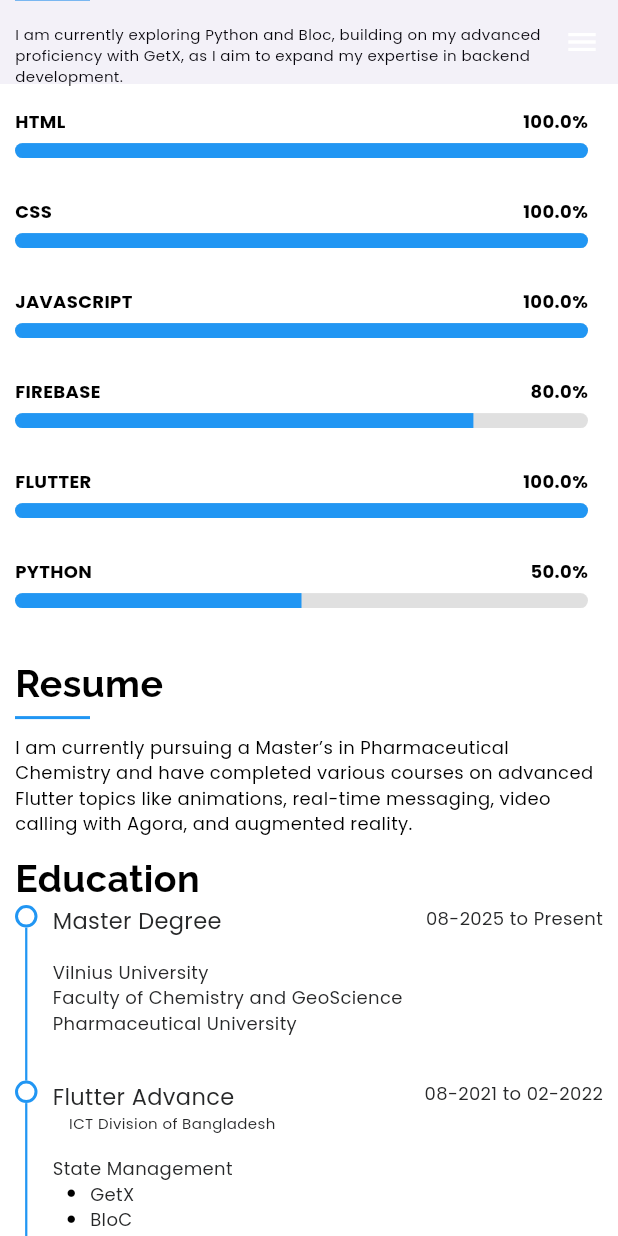
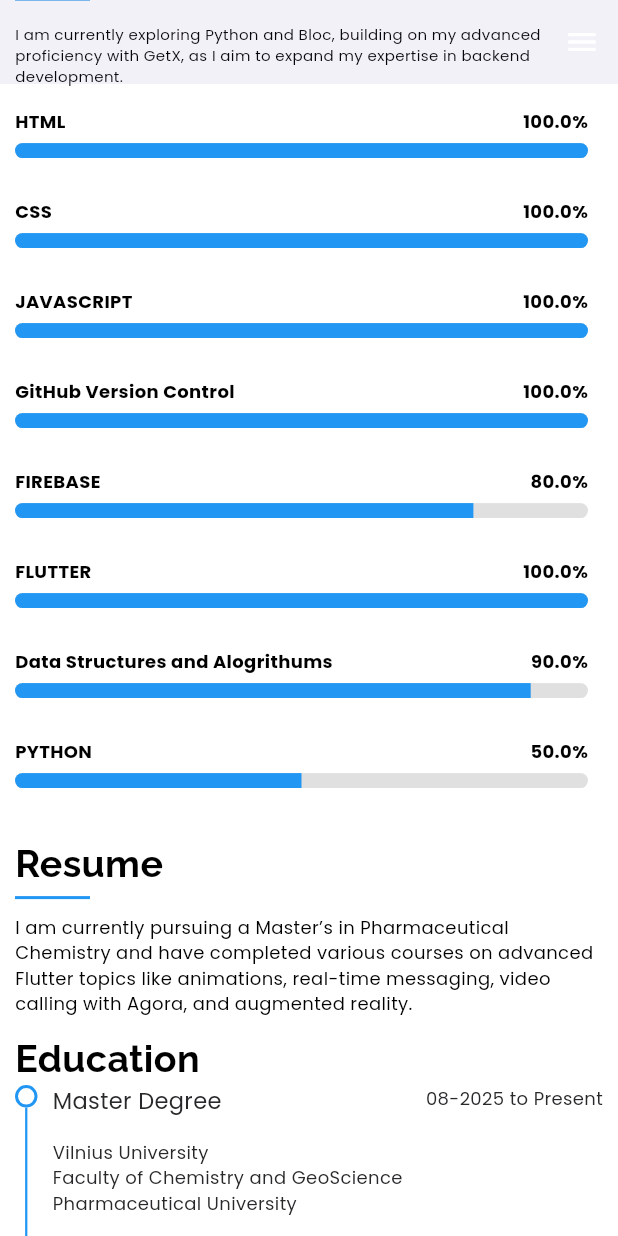
Before and after one commit to riadulIslam008/portfolio, a Flutter app: the screen it shows after launch, scrolled down 1728 dp, on a phone screen of 412 x 824 dp. Run offline on Flutter 3.47's test engine with Material 3 defaults, Android fonts, the phone set to English and light mode, and no system bars; drawn by our look-alikes of auto_size_text; our stand-ins replace animated_text_kit, cached_network_image, carousel_slider, font_awesome_flutter, google_fonts, visibility_detector and 1 more; missing offline and left inert: twemoji; network calls fail.

Commit message:
Form Validation, Email Send, Flutter Bignner Course Added and readme File Implemented

```diff
--- a/lib/Config/social_media_icons.dart
+++ b/lib/Config/social_media_icons.dart
@@ -37,8 +37,8 @@ final List<IconsObject> socialMediaIcons = [
     },
   ),
   IconsObject(
-    iconName: FontAwesomeIcons.instagram,
-    iconColor: const Color(0xFFE1306C),
+    iconName: FontAwesomeIcons.whatsapp,
+    iconColor: const Color(0xFF25D366),
     onTap: () => ClickedFunction().openWhatsAppProfile(),
   ),
   IconsObject(
--- a/lib/Config/text_string.dart
+++ b/lib/Config/text_string.dart
@@ -29,8 +29,10 @@ const List<Map<String, double>> skillProgressSectionName = [
   {"HTML": 1},
   {"CSS": 1},
   {"JAVASCRIPT": 1},
+  {"GitHub Version Control": 1},
   {"FIREBASE": .8},
   {"FLUTTER": 1},
+  {"Data Structures and Alogrithums": .9},
   {"PYTHON": .5},
 ];
 
@@ -49,6 +51,7 @@ const List universityEduction = [
 const String resume = "Resume";
 const String education = "Education";
 
+///// FULTTER ADVANCE COURSE DETAILS///////
 const Map<String, dynamic> flutterAdvanceTopics = {
   "Heading": "Flutter Advance",
 
@@ -70,7 +73,35 @@ const Map<String, dynamic> flutterAdvanceTopics = {
   "Local Storage": ["SQLite", "get storage", "Hive"],
 };
 
-const String flutterLearningPeriod = "08-2021 to 02-2022";
+const String flutterAdvanceLearningPeriod = "02-2022 to 08-2022";
+
+///// FULTTER BIGNNER COURSE DETAILS///////
+const String flutterBingnnerLearningPeriod = "08-2021 to 11-2021";
+const Map<String, dynamic> flutterBignnerCousre = {
+  "Heading": "Flutter Bignner",
+  "Organization": "Tech Solution BD",
+  "Dart Introduction": [
+    "Variables",
+    "Data Types",
+    "Control Flow",
+    "Basic Object-oriented Programming",
+  ],
+  "Flutter Widgets": [
+    "Scaffold",
+    "Text",
+    "Image",
+    "ListView",
+    "Column",
+    "Row",
+    "Stack and More",
+  ],
+  "Layouts and UI": [
+    "Container",
+    "TextField and TextFormField",
+    "Navigation",
+    "Set State and More",
+  ],
+};
 
 //PROJECT SECTION
 const String project = "Projects";
@@ -128,3 +159,9 @@ const String hintTextForEmail = "Your Email";
 const String hintTextForSubject = "Email Subject";
 const String hintTextForMessage = "Write Your Meassge";
 const String sendFeedback = "Send Feedback";
+
+/// ERROR MESSAGE FOR FEEDBACK SECTION
+const String nameErrorMessage = "Use your correct name";
+const String emailErrorMessage = "Use your correct Email";
+const String subjectErrorMessage = "Subject can't be empty";
+const String messageBoxErrorMessage = "Write something";
--- a/lib/widgets/Resume/flutter_advance_course_section.dart
+++ b/lib/widgets/Resume/flutter_course_section.dart
@@ -1,11 +1,15 @@
 import 'package:flutter/material.dart';
 import 'package:font_awesome_flutter/font_awesome_flutter.dart';
 import 'package:portfolio_app/Config/flexible_text.dart';
-import 'package:portfolio_app/Config/text_string.dart';
 import 'package:portfolio_app/widgets/Resume/horizontal_line.dart';
 
-class FlutterAdvanceCourseDetailsSection extends StatelessWidget {
-  const FlutterAdvanceCourseDetailsSection({super.key});
+class FlutterCourseDetailsSection extends StatelessWidget {
+  final Map flutterTopics;
+  final String flutterLearningPeriod;
+  const FlutterCourseDetailsSection({
+    super.key,
+    required this.flutterTopics, required this.flutterLearningPeriod,
+  });
 
   @override
   Widget build(BuildContext context) {
@@ -17,7 +21,7 @@ class FlutterAdvanceCourseDetailsSection extends StatelessWidget {
           SizedBox(width: 10),
           Column(
             crossAxisAlignment: CrossAxisAlignment.start,
-            children: flutterAdvanceTopics.entries.map((entry) {
+            children: flutterTopics.entries.map((entry) {
               final key = entry.key;
               final value = entry.value;
 
@@ -44,7 +48,7 @@ class FlutterAdvanceCourseDetailsSection extends StatelessWidget {
                         ),
                       ],
                     )
-                  : (value == "Flutter Advance")
+                  : (key == "Heading")
                   ? FlexibleTextWidget(text: value, fontSize: 15)
                   : Padding(
                       padding: const EdgeInsets.only(left: 8.0, bottom: 15),
--- a/lib/widgets/Resume/resume_webview.dart
+++ b/lib/widgets/Resume/resume_webview.dart
@@ -5,7 +5,7 @@ import 'package:portfolio_app/Config/description_text_view.dart';
 import 'package:portfolio_app/Config/font_text_style.dart';
 import 'package:portfolio_app/Config/header.dart';
 import 'package:portfolio_app/Config/text_string.dart';
-import 'package:portfolio_app/widgets/Resume/flutter_advance_course_section.dart';
+import 'package:portfolio_app/widgets/Resume/flutter_course_section.dart';
 import 'package:portfolio_app/widgets/Resume/university_degree_details.dart';
 
 class ResumeWebview extends StatelessWidget {
@@ -46,7 +46,18 @@ class ResumeWebview extends StatelessWidget {
           // ==========================================
           // FLUTTER ADVANCED COURSE SECTION
           // ==========================================
-          FlutterAdvanceCourseDetailsSection(),
+          FlutterCourseDetailsSection(
+            flutterTopics: flutterAdvanceTopics,
+            flutterLearningPeriod: flutterAdvanceLearningPeriod,
+          ),
+          // ==========================================
+          // FLUTTER BIGNNER COURSE SECTION
+          // ==========================================
+          FlutterCourseDetailsSection(
+            flutterTopics: flutterBignnerCousre,
+            flutterLearningPeriod: flutterBingnnerLearningPeriod,
+          ),
+          SizedBox(height: 20),
         ],
       ),
     );
--- a/pubspec.yaml
+++ b/pubspec.yaml
@@ -44,6 +44,8 @@ dependencies:
   visibility_detector: ^0.4.0+2
   carousel_slider: ^5.1.1
   url_launcher: ^6.3.2
+  http: ^1.4.0
+  web: ^1.1.1
 
 dev_dependencies:
   flutter_test:
```
Also changed, not shown: lib/widgets/Feedback/email_message_send.dart (added, +48 -0 lines), lib/widgets/Feedback/feedback_landing.dart (+113 -15 lines), lib/widgets/Feedback/feedback_mobile.dart (deleted, +0 -33 lines), lib/widgets/Feedback/feedback_text_field.dart (+13 -2 lines), lib/widgets/Feedback/feedback_webview.dart (deleted, +0 -38 lines), lib/widgets/Feedback/form_validation_function.dart (added, +38 -0 lines), pubspec.lock, 1 other file.
